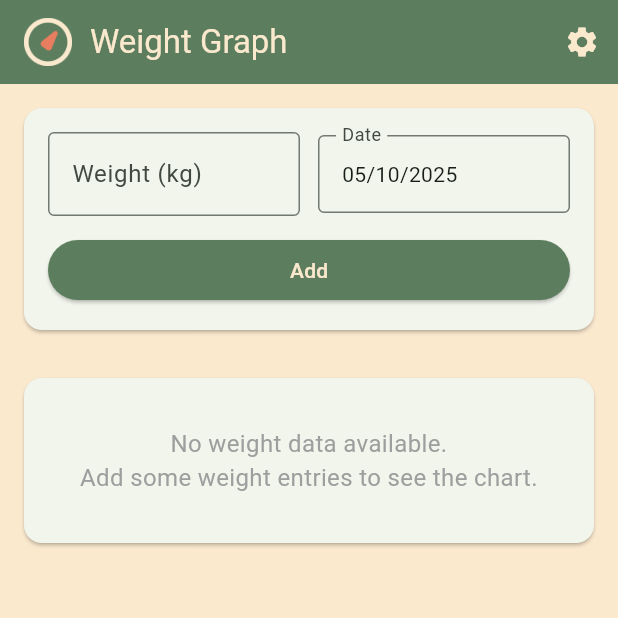
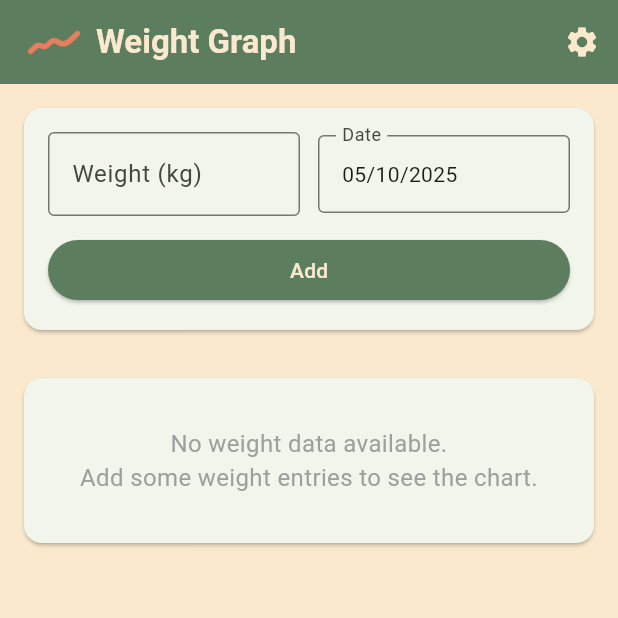
Before and after one commit to moh-mhtech/Weight-Tracker-App, a Flutter app: the screen it shows after launch, on a phone screen of 412 x 824 dp, the top half of it. Run offline on Flutter 3.47's test engine with Material 3 defaults, Android fonts, the phone set to English and light mode, and no system bars; our stand-ins replace fl_chart, shared_preferences, sqflite_common_ffi; accounts and stored records are empty.

Commit message:
Updated logos

```diff
--- a/lib/screens/home_screen.dart
+++ b/lib/screens/home_screen.dart
@@ -81,15 +81,18 @@ class _HomeScreenState extends State<HomeScreen> {
               mainAxisSize: MainAxisSize.min,
               children: [
                 SizedBox(
-                  width: 32,
-                  height: 32,
+                  width: 40,
+                  height: 40,
                   child: Image.asset(
-                    'assets/dial dark.png',
+                    'assets/curve trans.png',
                     fit: BoxFit.contain,
                   ),
                 ),
-                const SizedBox(width: 12),
-                const Text('Weight Graph'),
+                const SizedBox(width: 8),
+                const Text(
+                  'Weight Graph',
+                  style: TextStyle( fontWeight: FontWeight.bold),
+                ),
               ],
             ),
             backgroundColor: Theme.of(context).colorScheme.primary,
```
Also changed, not shown: assets/curve dark.png (added), assets/curve dark.svg (added), assets/curve light.png (added), assets/curve light.svg (added), assets/curve trans.png (added), assets/curve trans.svg (added), assets/logo dark trans.png, assets/logo dark trans.svg, assets/logo dark.png, assets/logo dark.svg, assets/logo light trans.png, assets/logo light trans.svg, assets/logo light.png, assets/logo light.svg, 1 more files.
